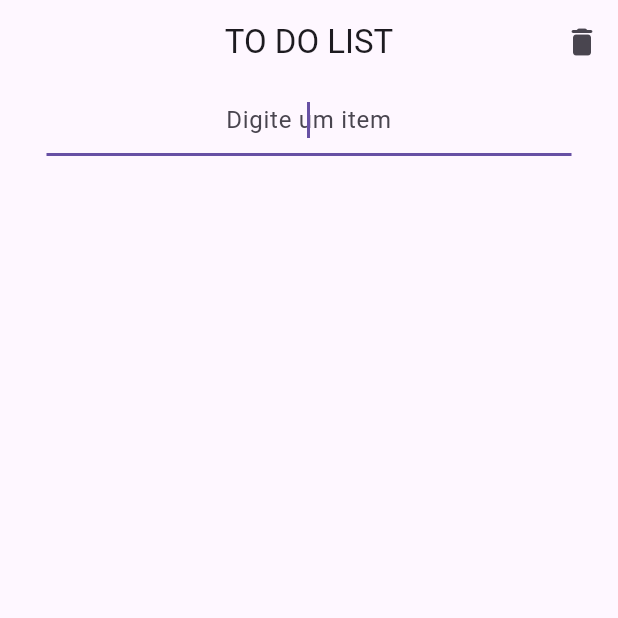
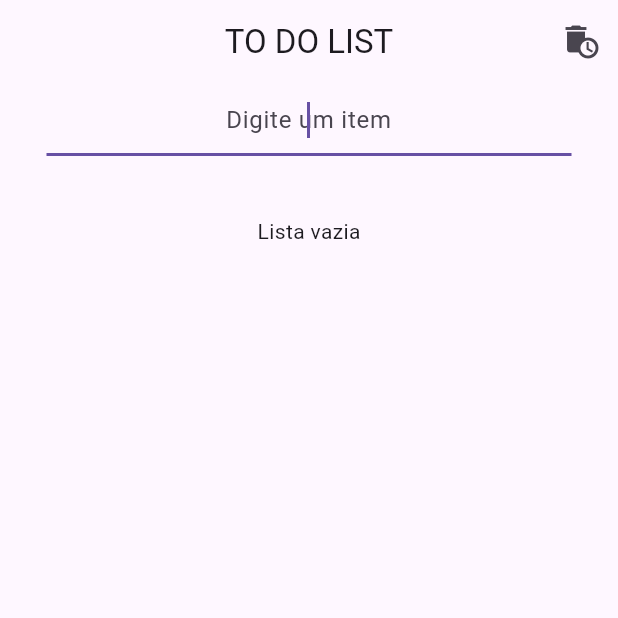
Before and after one commit to anaclara-s/ToDoList, a Flutter app: the screen it shows after launch, on a phone screen of 412 x 824 dp, the top half of it. Run offline on Flutter 3.47's test engine with Material 3 defaults, Android fonts, the phone set to English and light mode, and no system bars; our stand-ins replace flutter_mobx, material_design_icons_flutter, mobx, shared_preferences; generated files the repository leaves out were written again.

```diff
--- a/lib/pages/todo_page/todo_page.dart
+++ b/lib/pages/todo_page/todo_page.dart
@@ -38,9 +38,12 @@ class _TodoPageState extends State<TodoPage> {
   Widget build(BuildContext context) {
     return Scaffold(
       appBar: CustomAppBar(
-        title: Text('TO DO LIST'),
+        title: const Text('TO DO LIST'),
         actions: [
           IconButton(
+            icon: const Icon(
+              Icons.auto_delete,
+            ),
             onPressed: () {
               Navigator.push(
                 context,
@@ -50,9 +53,6 @@ class _TodoPageState extends State<TodoPage> {
                 ),
               );
             },
-            icon: const Icon(
-              Icons.delete_rounded,
-            ),
           ),
         ],
       ),
@@ -87,9 +87,11 @@ class _TodoPageState extends State<TodoPage> {
                 ),
               ],
             ),
-            SizedBox(height: 40),
+            const SizedBox(height: 40),
             Observer(
-              builder: (_) => Expanded(
+              builder: (_) => _todoStore.tasks.isEmpty
+                  ? Text('Lista vazia')
+                  : Expanded(
                       child: ReorderableListView(
                         shrinkWrap: true,
                         onReorder: ((oldIndex, newIndex) {
@@ -97,7 +99,8 @@ class _TodoPageState extends State<TodoPage> {
                             if (newIndex > oldIndex) {
                               newIndex -= 1;
                             }
-                      final String item = _todoStore.tasks.removeAt(oldIndex);
+                            final String item =
+                                _todoStore.tasks.removeAt(oldIndex);
                             _todoStore.tasks.insert(newIndex, item);
                             _todoStore.saveOrder();
                           });
@@ -127,16 +130,18 @@ class _TodoPageState extends State<TodoPage> {
                                       color: Color.fromARGB(255, 253, 97, 86),
                                     ),
                                     onPressed: () async {
-                                final resp = await CustomAlertDialog.instance
+                                      final resp = await CustomAlertDialog
+                                          .instance
                                           .asyncConfirmDialog(
                                         context: context,
-                                  title: 'Confirmar',
+                                        title: 'Excluir item',
                                         textConfirm: 'Excluir',
                                         textCancel: 'Cancelar',
-                                  content: Text(
+                                        content: const Text(
                                             'Tem certeza que deseja excluir esse item?'),
                                       );
-                                if (resp != null && resp['resp'] == true) {
+                                      if (resp != null &&
+                                          resp['resp'] == true) {
                                         String taskToDelete =
                                             _todoStore.tasks[entry.key];
                                         _todoStore.removeTask(taskToDelete);
--- a/lib/pages/todo_page/todo_store.dart
+++ b/lib/pages/todo_page/todo_store.dart
@@ -48,6 +48,12 @@ abstract class TodoStoreBase with Store {
   }
 
   @action
+  Future<void> deleteAllTasks() async {
+    deletedTasks.clear();
+    await saveDeletedList(deletedTasks);
+  }
+
+  @action
   Future<void> saveOrder() async {
     await SharedPreferencesRepository.putStringList(tasks, 'my_tasks');
   }
```
Also changed, not shown: lib/pages/delete_page.dart (+42 -3 lines). Lines whose indentation alone changed are shown as unchanged.
